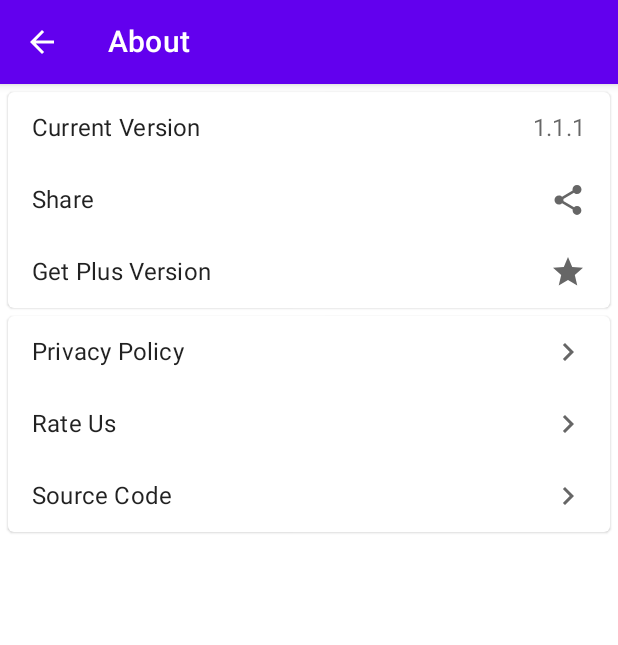
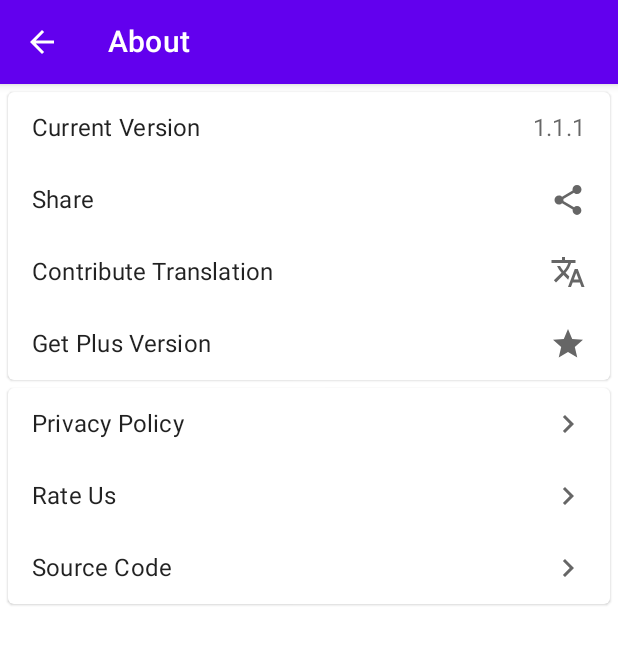
Before and after one commit to BLumia/pineapple-lock-screen, an Android app built with Jetpack Compose: the AboutScreen screen opened through its navigation route, on a phone screen of 412 x 824 dp. Shown: the top 645 px of the screen. Run offline under Robolectric (Android 15) with nearby library versions, the phone set to English and light mode, and no system bars.

Commit message:
Add per-app language preferences support
Related: https://android-developers.googleblog.com/2022/11/per-app-language-preferences-part-1.html?m=1

```diff
--- a/app/build.gradle
+++ b/app/build.gradle
@@ -97,7 +97,7 @@ android {
 dependencies {
     // Import the Compose BOM
     // BOM to library version mapping: https://developer.android.com/jetpack/compose/setup#bom-version-mapping
-    implementation platform('androidx.compose:compose-bom:2022.11.00')
+    implementation platform('androidx.compose:compose-bom:2022.12.00')
     // Declare dependencies for the desired Compose libraries without versions
     implementation 'androidx.compose.foundation:foundation'
     androidTestImplementation 'androidx.compose.ui:ui-test-junit4'
@@ -112,6 +112,9 @@ dependencies {
     implementation "androidx.datastore:datastore-preferences:1.0.0"
     def nav_compose_version = '2.5.3'
     implementation "androidx.navigation:navigation-compose:$nav_compose_version"
+    def latestAppCompatVersion = "1.6.0-rc01"
+    implementation "androidx.appcompat:appcompat:$latestAppCompatVersion"
+    implementation "androidx.appcompat:appcompat-resources:$latestAppCompatVersion"
     testImplementation 'junit:junit:4.13.2'
     androidTestImplementation 'androidx.test.ext:junit:1.1.3'
     androidTestImplementation 'androidx.test.espresso:espresso-core:3.5.0'
--- a/app/src/main/java/net/blumia/pineapple/lockscreen/MainActivity.kt
+++ b/app/src/main/java/net/blumia/pineapple/lockscreen/MainActivity.kt
@@ -3,12 +3,15 @@ package net.blumia.pineapple.lockscreen
 import android.os.Bundle
 import androidx.activity.ComponentActivity
 import androidx.activity.compose.setContent
+import androidx.appcompat.app.AppCompatActivity
 import androidx.compose.material.MaterialTheme
 import androidx.compose.material.Surface
 import net.blumia.pineapple.lockscreen.ui.NavGraph
 import net.blumia.pineapple.lockscreen.ui.theme.PineappleLockScreenTheme
 
-class MainActivity : ComponentActivity() {
+// For now, extend from AppCompatActivity.
+// Otherwise, setApplicationLocales will do nothing.
+class MainActivity : AppCompatActivity() {
 
     override fun onCreate(savedInstanceState: Bundle?) {
         super.onCreate(savedInstanceState)
--- a/app/src/main/java/net/blumia/pineapple/lockscreen/ui/NavGraph.kt
+++ b/app/src/main/java/net/blumia/pineapple/lockscreen/ui/NavGraph.kt
@@ -280,6 +280,11 @@ fun NavGraph(
                         )
                     }
                 },
+                onContributeTranslationBtnClicked = {
+                    val browserIntent =
+                        Intent(Intent.ACTION_VIEW, Uri.parse("https://translate.codeberg.org/projects/pineapple-lock-screen/"))
+                    startActivity(applicationContext, browserIntent, null)
+                },
                 onSourceCodeBtnClicked = {
                     val browserIntent =
                         Intent(Intent.ACTION_VIEW, Uri.parse("https://github.com/BLumia/pineapple-lock-screen"))
--- a/app/src/main/java/net/blumia/pineapple/lockscreen/ui/about/AboutScreen.kt
+++ b/app/src/main/java/net/blumia/pineapple/lockscreen/ui/about/AboutScreen.kt
@@ -4,10 +4,7 @@ import androidx.compose.foundation.clickable
 import androidx.compose.foundation.layout.*
 import androidx.compose.material.*
 import androidx.compose.material.icons.Icons
-import androidx.compose.material.icons.filled.ArrowBack
-import androidx.compose.material.icons.filled.KeyboardArrowRight
-import androidx.compose.material.icons.filled.Share
-import androidx.compose.material.icons.filled.Star
+import androidx.compose.material.icons.filled.*
 import androidx.compose.runtime.Composable
 import androidx.compose.runtime.CompositionLocalProvider
 import androidx.compose.ui.Alignment
@@ -18,6 +15,7 @@ import androidx.compose.ui.tooling.preview.Preview
 import androidx.compose.ui.unit.dp
 import net.blumia.pineapple.lockscreen.BuildConfig
 import net.blumia.pineapple.lockscreen.R
+import net.blumia.pineapple.lockscreen.ui.icons.Translate
 
 
 @Composable
@@ -75,6 +73,7 @@ fun AboutScreen(
     onRateUsBtnClicked: () -> Unit = {},
     onShareBtnClicked: () -> Unit = {},
     onGetPlusVersionBtnClicked: () -> Unit = {},
+    onContributeTranslationBtnClicked: () -> Unit = {},
     onSourceCodeBtnClicked: () -> Unit = {},
 ) {
     Scaffold(
@@ -88,8 +87,8 @@ fun AboutScreen(
                 title = { Text(stringResource(id = R.string.about)) }
             )
         },
-    ) {
-        Column(Modifier.fillMaxWidth()) {
+    ) { padding ->
+        Column(Modifier.fillMaxWidth().padding(padding)) {
             Card(
                 modifier = Modifier
                     .fillMaxWidth()
@@ -107,6 +106,13 @@ fun AboutScreen(
                         trailing = { MutedIcon(Icons.Default.Share) },
                     ) {
                         Text(stringResource(id = R.string.share))
+                    }
+
+                    ListItem(
+                        modifier = Modifier.clickable { onContributeTranslationBtnClicked() },
+                        trailing = { MutedIcon(Icons.Default.Translate) },
+                    ) {
+                        Text(stringResource(id = R.string.contribute_translation))
                     }
 
                     if (BuildConfig.PROMOTE_PLUS_VERSION) {
--- a/app/src/main/java/net/blumia/pineapple/lockscreen/ui/home/HomeScreen.kt
+++ b/app/src/main/java/net/blumia/pineapple/lockscreen/ui/home/HomeScreen.kt
@@ -60,11 +60,12 @@ fun HomeScreen(
             )
         },
         floatingActionButtonPosition = FabPosition.Center,
-    ) {
+    ) { padding ->
         Column(
             modifier = Modifier
                 .verticalScroll(rememberScrollState())
                 .fillMaxWidth()
+                .padding(padding)
                 .padding(5.dp),
             verticalArrangement = Arrangement.spacedBy(5.dp),
         ) {
--- /dev/null
+++ b/app/src/main/java/net/blumia/pineapple/lockscreen/ui/icons/Translate.kt
@@ -0,0 +1,74 @@
+/*
+ * Copyright 2022 The Android Open Source Project
+ *
+ * Licensed under the Apache License, Version 2.0 (the "License");
+ * you may not use this file except in compliance with the License.
+ * You may obtain a copy of the License at
+ *
+ *      http://www.apache.org/licenses/LICENSE-2.0
+ *
+ * Unless required by applicable law or agreed to in writing, software
+ * distributed under the License is distributed on an "AS IS" BASIS,
+ * WITHOUT WARRANTIES OR CONDITIONS OF ANY KIND, either express or implied.
+ * See the License for the specific language governing permissions and
+ * limitations under the License.
+ */
+
+package net.blumia.pineapple.lockscreen.ui.icons
+
+import androidx.compose.material.icons.Icons
+import androidx.compose.material.icons.materialIcon
+import androidx.compose.material.icons.materialPath
+import androidx.compose.ui.graphics.vector.ImageVector
+
+val Icons.Filled.Translate: ImageVector
+    get() {
+        if (_translate != null) {
+            return _translate!!
+        }
+        _translate = materialIcon(name = "Filled.Translate") {
+            materialPath {
+                moveTo(12.87f, 15.07f)
+                lineToRelative(-2.54f, -2.51f)
+                lineToRelative(0.03f, -0.03f)
+                curveToRelative(1.74f, -1.94f, 2.98f, -4.17f, 3.71f, -6.53f)
+                lineTo(17.0f, 6.0f)
+                lineTo(17.0f, 4.0f)
+                horizontalLineToRelative(-7.0f)
+                lineTo(10.0f, 2.0f)
+                lineTo(8.0f, 2.0f)
+                verticalLineToRelative(2.0f)
+                lineTo(1.0f, 4.0f)
+                verticalLineToRelative(1.99f)
+                horizontalLineToRelative(11.17f)
+                curveTo(11.5f, 7.92f, 10.44f, 9.75f, 9.0f, 11.35f)
+                curveTo(8.07f, 10.32f, 7.3f, 9.19f, 6.69f, 8.0f)
+                horizontalLineToRelative(-2.0f)
+                curveToRelative(0.73f, 1.63f, 1.73f, 3.17f, 2.98f, 4.56f)
+                lineToRelative(-5.09f, 5.02f)
+                lineTo(4.0f, 19.0f)
+                lineToRelative(5.0f, -5.0f)
+                lineToRelative(3.11f, 3.11f)
+                lineToRelative(0.76f, -2.04f)
+                close()
+                moveTo(18.5f, 10.0f)
+                horizontalLineToRelative(-2.0f)
+                lineTo(12.0f, 22.0f)
+                horizontalLineToRelative(2.0f)
+                lineToRelative(1.12f, -3.0f)
+                horizontalLineToRelative(4.75f)
+                lineTo(21.0f, 22.0f)
+                horizontalLineToRelative(2.0f)
+                lineToRelative(-4.5f, -12.0f)
+                close()
+                moveTo(15.88f, 17.0f)
+                lineToRelative(1.62f, -4.33f)
+                lineTo(19.12f, 17.0f)
+                horizontalLineToRelative(-3.24f)
+                close()
+            }
+        }
+        return _translate!!
+    }
+
+private var _translate: ImageVector? = null
--- a/app/src/main/res/values/strings.xml
+++ b/app/src/main/res/values/strings.xml
@@ -40,4 +40,6 @@
     <string name="loading_widget">Loading</string>
     <string name="app_widget_name">Lock Screen Widget</string>
     <string name="get_plus_version">Get Plus Version</string>
+    <string name="language">Language</string>
+    <string name="contribute_translation">Contribute Translation</string>
 </resources>
--- a/app/src/main/res/values/themes.xml
+++ b/app/src/main/res/values/themes.xml
@@ -1,7 +1,8 @@
 <?xml version="1.0" encoding="utf-8"?>
 <resources>
-
-    <style name="Theme.PineappleLockScreen" parent="android:Theme.Material.Light.NoActionBar">
+    <style name="Theme.PineappleLockScreen" parent="Theme.AppCompat">
+        <item name="windowActionBar">false</item>
+        <item name="windowNoTitle">true</item>
         <item name="android:statusBarColor">@color/purple_700</item>
     </style>
 </resources>
```
Also changed, not shown: app/src/main/AndroidManifest.xml (+9 -0 lines), app/src/main/java/net/blumia/pineapple/lockscreen/ui/settings/SettingsScreen.kt (+65 -3 lines), app/src/main/res/xml/locale_config.xml (added, +9 -0 lines), 2 other files.
